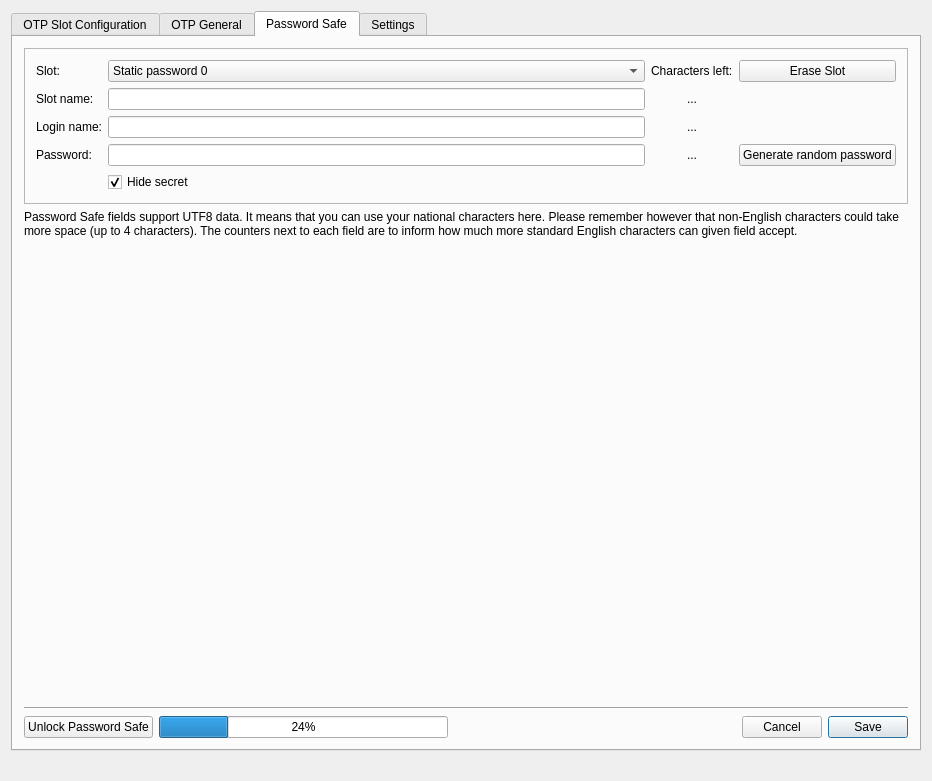
Above: src/ui/mainwindow.ui from Nitrokey/nitrokey-app before the change. Below: the same form after it.
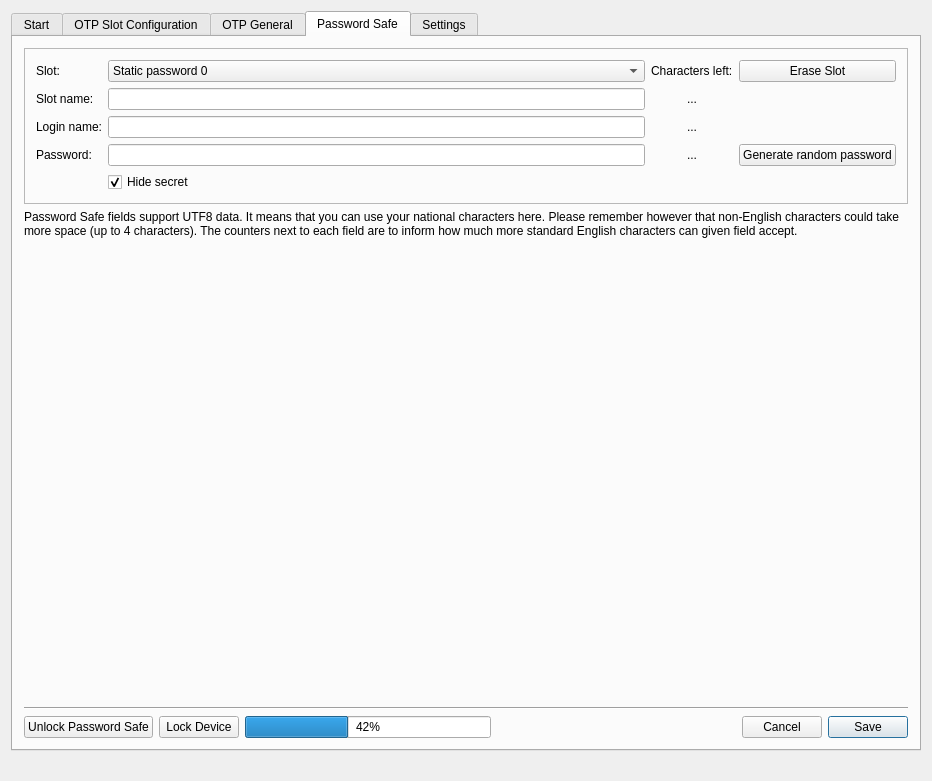
That is the form after the change. The open tabs and pages were chosen to show the change. Icons and pictures are not drawn.

Commit message:
Make from Configuration form a main window, with menu bar
Initial attempt
Issue #274

The edit to the form file:
```diff
--- a/src/ui/mainwindow.ui
+++ b/src/ui/mainwindow.ui
@@ -60,6 +60,11 @@
       <property name="movable">
        <bool>false</bool>
       </property>
+      <widget class="QWidget" name="tab_5">
+       <attribute name="title">
+        <string>Start</string>
+       </attribute>
+      </widget>
       <widget class="QWidget" name="tab">
        <attribute name="title">
         <string>OTP Slot Configuration</string>
@@ -1283,10 +1288,17 @@
             </property>
            </widget>
           </item>
+          <item>
+           <widget class="QPushButton" name="PWS_Lock">
+            <property name="text">
+             <string>Lock Device</string>
+            </property>
+           </widget>
+          </item>
           <item>
            <widget class="QProgressBar" name="PWS_progressBar">
             <property name="value">
-             <number>24</number>
+             <number>42</number>
             </property>
            </widget>
           </item>
```
Left out of the diff: 10 changed lines with no effect on the pictures. The commit also changes 4 other files.
